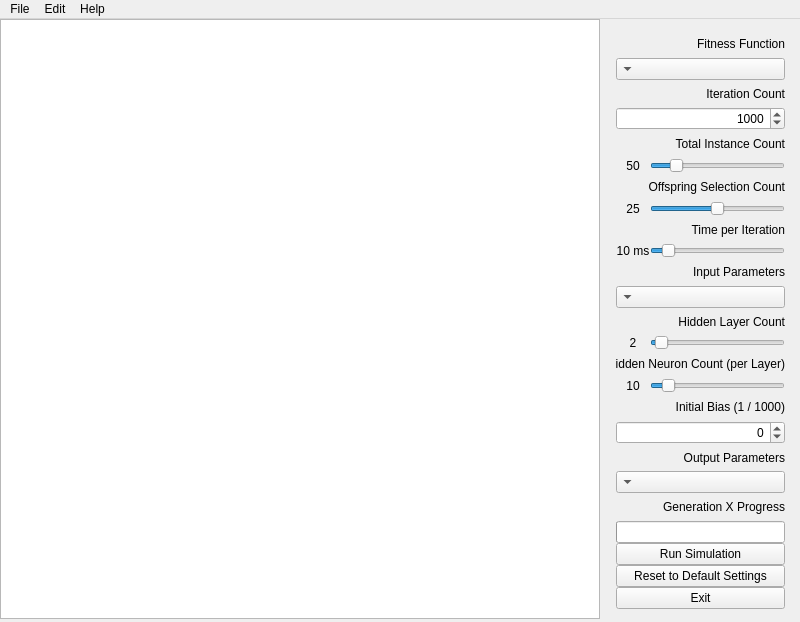
This is shipyard/mainwindow.ui in terratenff/yrn-eavat-zrff as Qt 5 draws it before an edit. The edited form follows.
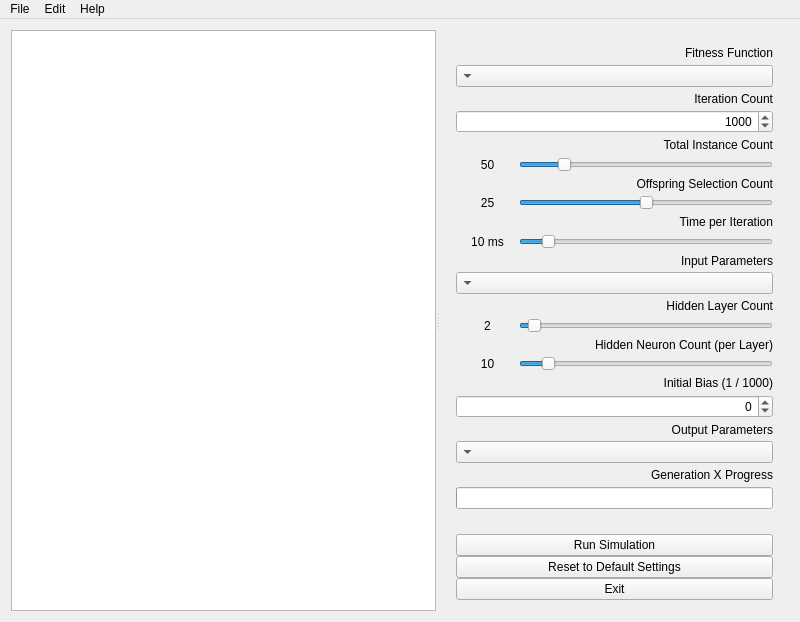
This is the edited form.

Commit message: Implemented ability to resize main window properly

What changed in the file:
```diff
--- a/shipyard/mainwindow.ui
+++ b/shipyard/mainwindow.ui
@@ -30,8 +30,8 @@
   </property>
   <property name="maximumSize">
    <size>
-    <width>800</width>
-    <height>622</height>
+    <width>16777215</width>
+    <height>16777215</height>
    </size>
   </property>
   <property name="windowTitle">
@@ -52,19 +52,17 @@
    </property>
    <property name="maximumSize">
     <size>
-     <width>800</width>
-     <height>600</height>
+     <width>16777215</width>
+     <height>16777215</height>
     </size>
+   </property>
+   <layout class="QGridLayout" name="gridLayout">
+    <item row="0" column="0">
+     <widget class="QSplitter" name="splitter">
+      <property name="orientation">
+       <enum>Qt::Horizontal</enum>
    </property>
    <widget class="QGraphicsView" name="graphicsView">
-    <property name="geometry">
-     <rect>
-      <x>0</x>
-      <y>0</y>
-      <width>600</width>
-      <height>600</height>
-     </rect>
-    </property>
     <property name="sizePolicy">
      <sizepolicy hsizetype="Fixed" vsizetype="Fixed">
       <horstretch>0</horstretch>
@@ -72,18 +70,10 @@
      </sizepolicy>
     </property>
    </widget>
-   <widget class="QWidget" name="layoutWidget">
-    <property name="geometry">
-     <rect>
-      <x>600</x>
-      <y>0</y>
-      <width>201</width>
-      <height>601</height>
-     </rect>
-    </property>
+      <widget class="QWidget" name="">
     <layout class="QVBoxLayout" name="verticalLayout">
      <property name="spacing">
-      <number>0</number>
+         <number>25</number>
      </property>
      <item>
       <layout class="QVBoxLayout" name="verticalLayoutTop">
@@ -608,6 +598,9 @@
     </layout>
    </widget>
   </widget>
+    </item>
+   </layout>
+  </widget>
   <widget class="QMenuBar" name="menuBar">
    <property name="geometry">
     <rect>
```
Left out of the diff: 2 changed lines with no effect on the pictures. Lines whose indentation alone changed are shown as unchanged.
